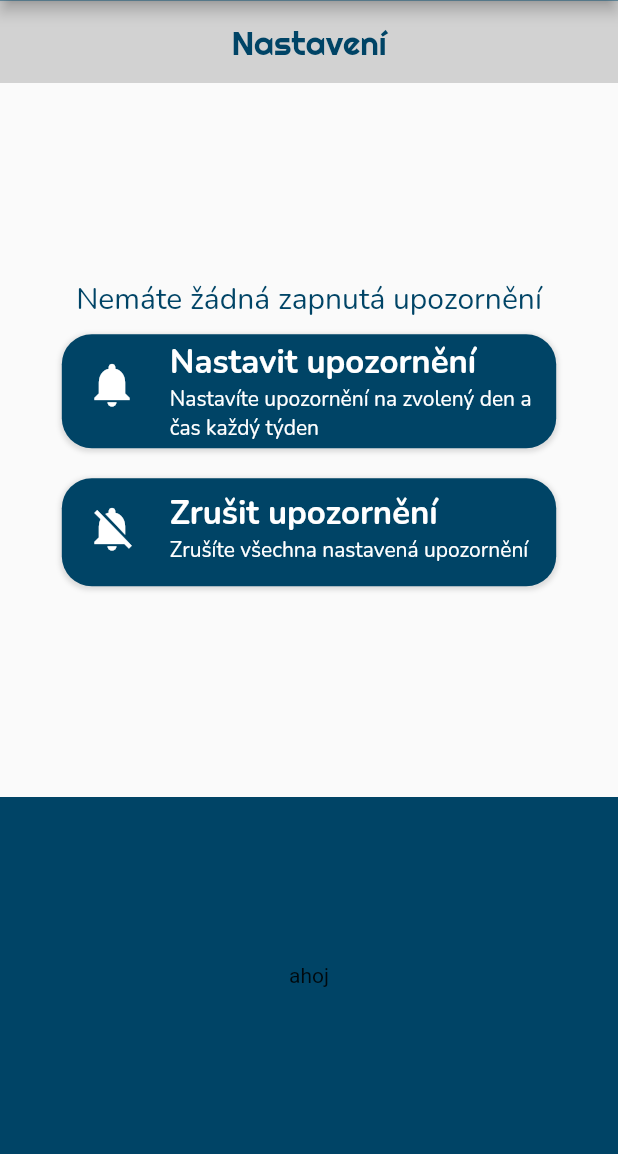
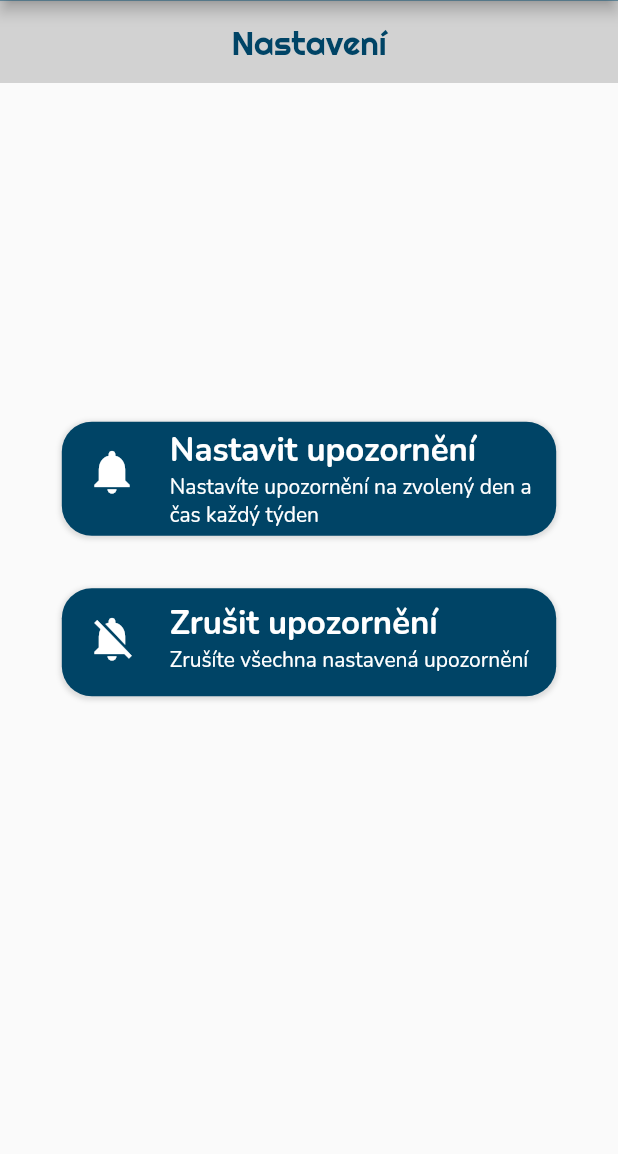
Before and after one commit to zowelu/svoz_odpadu, a Flutter app: the screen it shows after launch, after a tap on the "settings" icon, on a phone screen of 412 x 824 dp, the part 82-1236 px from its top. Run offline on Flutter 3.47's test engine with Material 2 defaults, Android fonts, the phone set to English and light mode, and no system bars; our stand-ins replace awesome_notifications, table_calendar.

Commit message:
změna vzhledu settings_page.dart

```diff
--- a/lib/settings_page.dart
+++ b/lib/settings_page.dart
@@ -28,8 +28,7 @@ class _SettingsPageState extends State<SettingsPage> {
     initializeDateFormatting('cs');
     return Scaffold(
       appBar: const PreferredSize(
-            preferredSize: Size.fromHeight(kDMyAppBarHeight),
-            child: MyAppBar()),
+          preferredSize: Size.fromHeight(kDMyAppBarHeight), child: MyAppBar()),
       body: Column(
         crossAxisAlignment: CrossAxisAlignment.center,
         children: <Widget>[
@@ -42,16 +41,16 @@ class _SettingsPageState extends State<SettingsPage> {
             ),
           ),
           Flexible(
-                flex: 2,
+            flex: 8,
             child: Column(
               mainAxisAlignment: MainAxisAlignment.center,
               crossAxisAlignment: CrossAxisAlignment.center,
               mainAxisSize: MainAxisSize.max,
               children: [
-                    TextNormal(
+                /*TextNormal(
                         text: activeSheduledReminder
-                            ? 'Máte zapnuté upozorňování'
-                            : 'Nemáte žádná zapnutá upozornění'),
+                            ? 'Máte zapnuté upozorňování.\n$selectedDayGlobal v ${selectedTimeOfDayGlobal.toString().replaceAll('TimeOfDay', '').replaceAll('(', '').replaceAll(')', '')}'
+                            : 'Nemáte žádná zapnutá upozornění'),*/
                 ButtonSettings(
                   onTap: () async {
                     NotificationWeekAndTime? pickedShedule =
@@ -69,11 +68,19 @@ class _SettingsPageState extends State<SettingsPage> {
                       'Nastavíte upozornění na zvolený den a čas každý týden',
                   icon: Icons.notifications,
                 ),
+                SizedBox(
+                  height: 5,
+                ),
+                SizedBox(
+                  height: 10,
+                ),
                 ButtonSettings(
                   onTap: () {
                     cancelScheduledNotifications;
                     setState(() {
                       activeSheduledReminder = false;
+                      selectedDayGlobal = '';
+                      selectedTimeOfDayGlobal = TimeOfDay(hour: 0, minute: 0);
                     });
                   },
                   title: 'Zrušit upozornění',
@@ -85,19 +92,53 @@ class _SettingsPageState extends State<SettingsPage> {
           ),
           Flexible(
             flex: 1,
-                child: Container(
+            child: Column(mainAxisAlignment: MainAxisAlignment.end,
+              children: [
+            activeSheduledReminder
+                ? Container(
                     width: double.infinity,
-                  decoration: BoxDecoration(color: kDBackgroundColor),
+                    decoration: BoxDecoration(
+                        shape: BoxShape.rectangle,
+                        borderRadius: BorderRadius.only(topLeft: Radius.circular(10.0),topRight: Radius.circular(10.0),),
+                        color: Colors.redAccent,
+                        boxShadow: [
+                          BoxShadow(
+                            color: Colors.black12,
+                            spreadRadius: 1,
+                            blurRadius: 2,
+                            offset:
+                                Offset(0, 1), // changes position of shadow
+                          ),
+                        ]),
                     child: Column(
-                    mainAxisAlignment: MainAxisAlignment.center,
-                    crossAxisAlignment: CrossAxisAlignment.center,
-                    mainAxisSize: MainAxisSize.max,
                       children: [
-                      Text('ahoj'),
+                        Text(
+                          'Máte zapnuté upozorňování každý týden v:',
+                          textAlign: TextAlign.center,
+                          style: TextStyle(
+                            color: Colors.white,
+                            fontFamily: kDFontFamilyParagraph,
+                            fontSize: 14,
+                          ),
+                        ),
+                        Text(
+                          '$selectedDayGlobal v ${selectedTimeOfDayGlobal.toString().replaceAll('TimeOfDay', '').replaceAll('(', '').replaceAll(')', '')}',
+                          textAlign: TextAlign.center,
+                          style: TextStyle(
+                            color: Colors.white,
+                            fontFamily: kDFontFamilyParagraph,
+                            fontSize: kDFontSizeText,
+                          ),
+                        ),
+                      ],
+                    ),
+                  )
+                : Text(''),
               ],
             ),
           ),
-              )
-            ]));
+        ],
+      ),
+    );
   }
 }
```
Lines whose indentation alone changed are shown as unchanged.
